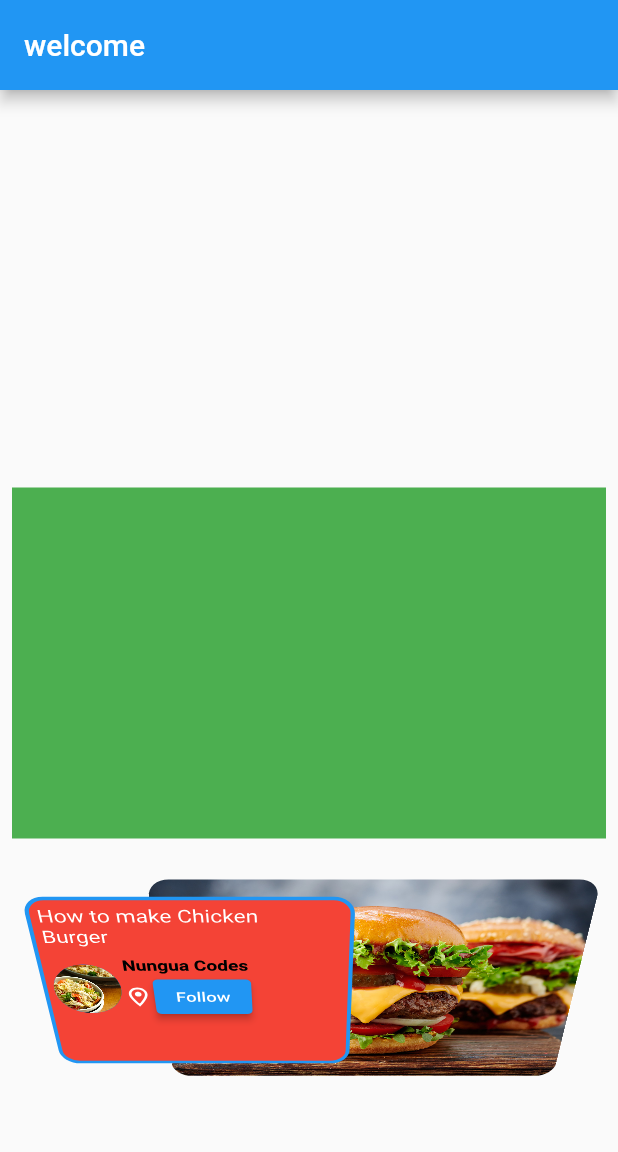
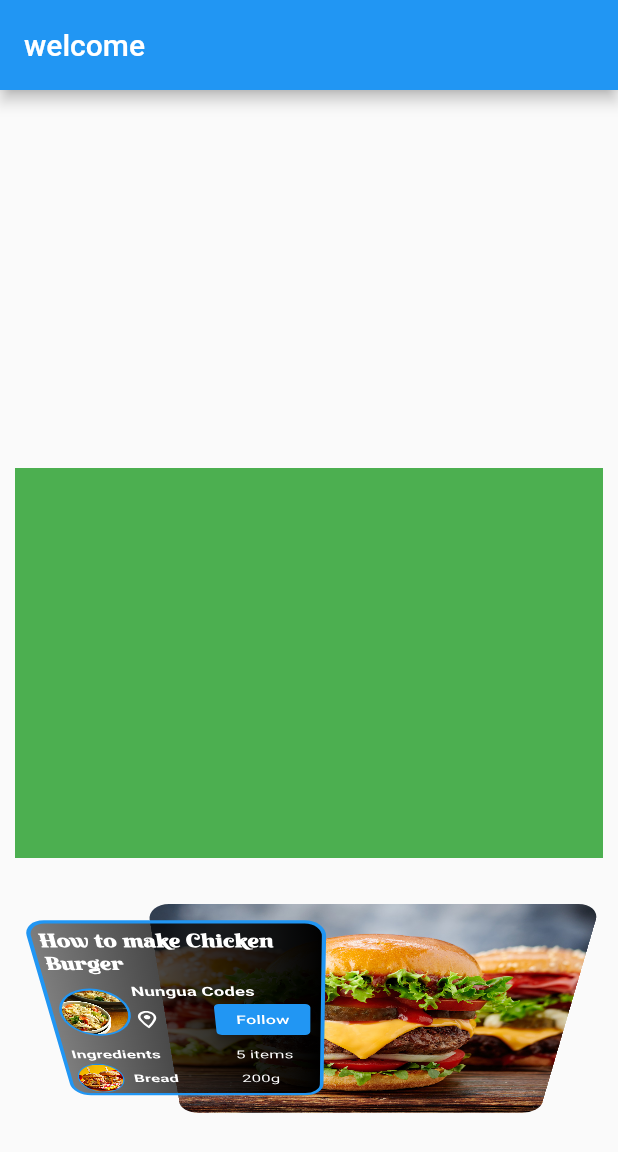
Before and after one commit to OscarNii/foodidols, a Flutter app: the screen it shows after launch, on a phone screen of 412 x 824 dp. Shown: the top 1152 px of the screen. Run offline on Flutter 3.47's test engine with Material 2 defaults, Android fonts, the light colour scheme and no system bars; our stand-ins replace google_nav_bar.

Commit message:
different commit

```diff
--- a/lib/next/next1.dart
+++ b/lib/next/next1.dart
@@ -12,10 +12,10 @@ class Next1 extends StatelessWidget {
         title: Title(color: Colors.red, child: const Text("welcome")),
       ),
       body: ListWheelScrollView(
-        itemExtent: 250,
+        itemExtent: 280,
         children: [
           Padding(
-            padding: const EdgeInsets.all(8.0),
+            padding: const EdgeInsets.all(10.0),
             child: Container(
               height: 200,
               color: Colors.green,
--- a/lib/next/next2.dart
+++ b/lib/next/next2.dart
@@ -13,7 +13,7 @@ class Next2 extends StatelessWidget {
           Padding(
             padding: const EdgeInsets.only(left: 88.0),
             child: Container(
-              height: 200,
+              height: 240,
               width: 390,
               decoration: BoxDecoration(
                 borderRadius: BorderRadius.circular(15),
@@ -27,11 +27,17 @@ class Next2 extends StatelessWidget {
             child: Stack(
               children: [
                 Container(
-                  height: 170,
-                  width: 230,
+                  height: 200,
+                  width: 210,
                   decoration: BoxDecoration(
                       border: Border.all(color: Colors.blue, width: 3),
                       borderRadius: BorderRadius.circular(15),
+                      gradient: LinearGradient(
+                        colors: [
+                          Color.fromARGB(126, 0, 0, 0),
+                          Colors.black,
+                        ],
+                      ),
                       color: Colors.red),
                 ),
                 Padding(
@@ -42,9 +48,10 @@ class Next2 extends StatelessWidget {
                       Text(
                         "How to make Chicken \nBurger",
                         style: TextStyle(
+                          fontFamily: 'some',
                           color: Colors.white,
-                          fontWeight: FontWeight.normal,
-                          fontSize: 16,
+                          fontWeight: FontWeight.bold,
+                          fontSize: 18,
                           decoration: TextDecoration.none,
                         ),
                       ),
@@ -54,8 +61,12 @@ class Next2 extends StatelessWidget {
                         child: Row(
                           children: [
                             CircleAvatar(
-                              backgroundImage: AssetImage('assets/top1.jpeg'),
-                              radius: 25,
+                              backgroundColor: Colors.blue,
+                              radius: 27,
+                              child: CircleAvatar(
+                                backgroundImage: AssetImage('assets/top1.jpeg'),
+                                radius: 25,
+                              ),
                             ),
                             Column(
                               crossAxisAlignment: CrossAxisAlignment.start,
@@ -63,25 +74,67 @@ class Next2 extends StatelessWidget {
                                 Text(
                                   " Nungua Codes",
                                   style: TextStyle(
-                                      color: Colors.black,
+                                      color: Colors.white,
                                       fontWeight: FontWeight.bold),
                                 ),
                                 Row(
-                                  mainAxisAlignment:
-                                      MainAxisAlignment.spaceBetween,
                                   children: [
                                     Icon(
                                       Icons.location_on_outlined,
                                       color: Colors.white,
                                     ),
+                                    SizedBox(width: 40),
                                     ElevatedButton(
                                         onPressed: () {}, child: Text("Follow"))
                                   ],
-                                )
+                                ),
                               ],
                             ),
                           ],
                         ),
+                      ),
+                      SizedBox(height: 10),
+                      Row(
+                        children: [
+                          Text(
+                            "Ingredients",
+                            style: TextStyle(
+                                fontWeight: FontWeight.bold,
+                                color: Colors.white),
+                          ),
+                          SizedBox(width: 60),
+                          Text(
+                            "5 items",
+                            style: TextStyle(color: Colors.white),
+                          )
+                        ],
+                      ),
+                      SizedBox(height: 4),
+                      Row(
+                        children: [
+                          Padding(
+                            padding: const EdgeInsets.only(right: 8.0),
+                            child: CircleAvatar(
+                              backgroundColor: Colors.blue,
+                              radius: 19,
+                              child: CircleAvatar(
+                                backgroundImage: AssetImage("assets/top5.jpeg"),
+                                radius: 18,
+                              ),
+                            ),
+                          ),
+                          Text(
+                            "Bread",
+                            style: TextStyle(
+                                fontWeight: FontWeight.bold,
+                                color: Colors.white),
+                          ),
+                          SizedBox(width: 52),
+                          Text(
+                            "200g",
+                            style: TextStyle(color: Colors.white),
+                          )
+                        ],
                       )
                     ],
                   ),
```
Also changed, not shown: pubspec.yaml (+4 -4 lines), fonts/some.ttf (added).
